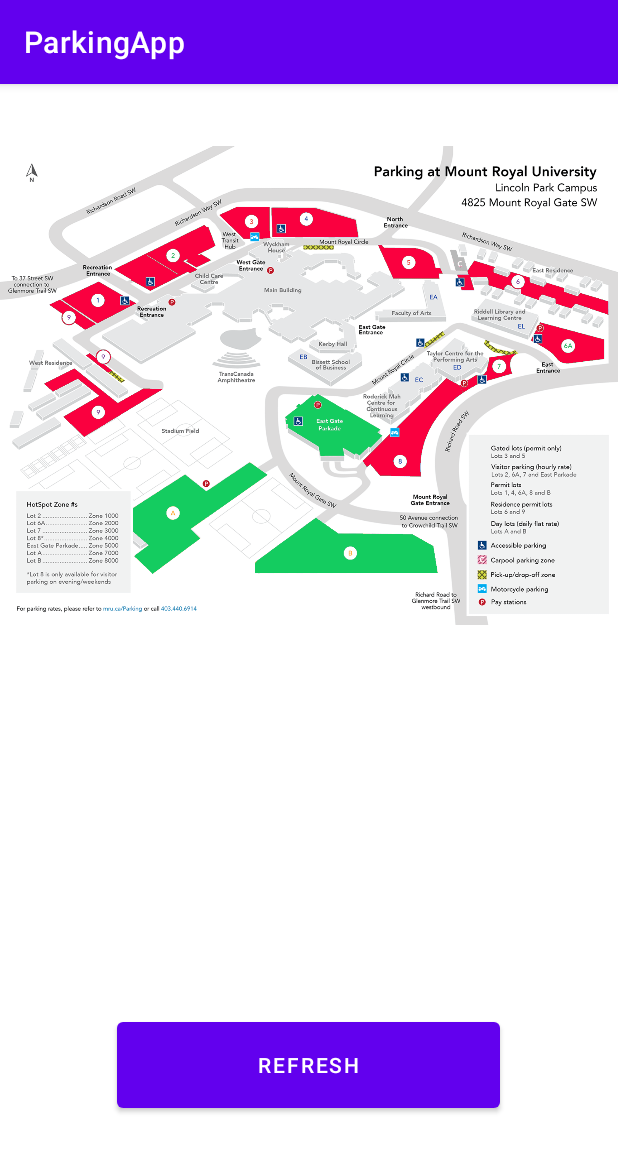
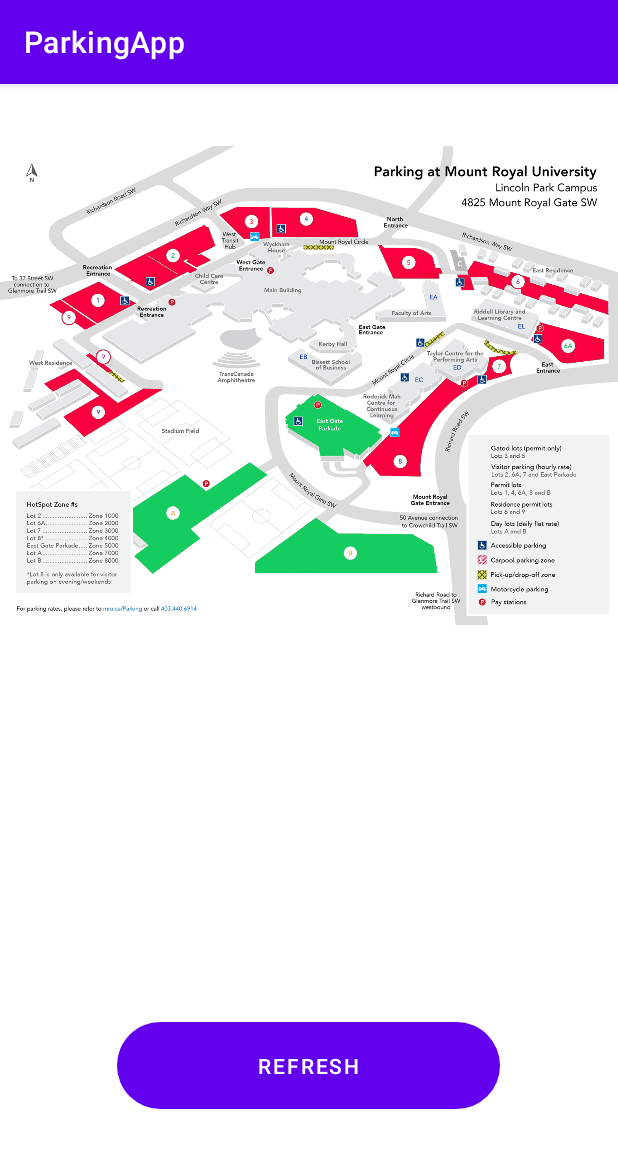
Before and after one commit to MrKai77/Calgary-Hacks-2023-Dream-Team, an Android app: the screen it shows after launch (MainActivity), on a phone screen of 412 x 824 dp. Shown: the top 1152 px of the screen. Run offline under Robolectric (Android 15) with nearby library versions, the phone set to English and light mode, and no system bars; 1 statement that could not run was skipped.

Commit message:
✨ Improve UI

```diff
--- a/ParkingApp/app/src/main/res/layout/activity_main.xml
+++ b/ParkingApp/app/src/main/res/layout/activity_main.xml
@@ -206,9 +206,10 @@
             <Button
                 android:id="@+id/theRefreshButton"
                 android:layout_width="255dp"
-                android:layout_height="69dp"
+                android:layout_height="70dp"
                 android:layout_marginBottom="108dp"
-                android:text="Refresh" />
+                android:text="Refresh"
+                app:cornerRadius="30dp"/>
 
             <Space
                 android:layout_width="wrap_content"
--- a/ParkingApp/app/src/main/res/values/colors.xml
+++ b/ParkingApp/app/src/main/res/values/colors.xml
@@ -7,5 +7,4 @@
     <color name="teal_700">#FF018786</color>
     <color name="black">#FF000000</color>
     <color name="white">#FFFFFFFF</color>
-    <color name="YELLOW">#df8e1d</color>
 </resources>
```
